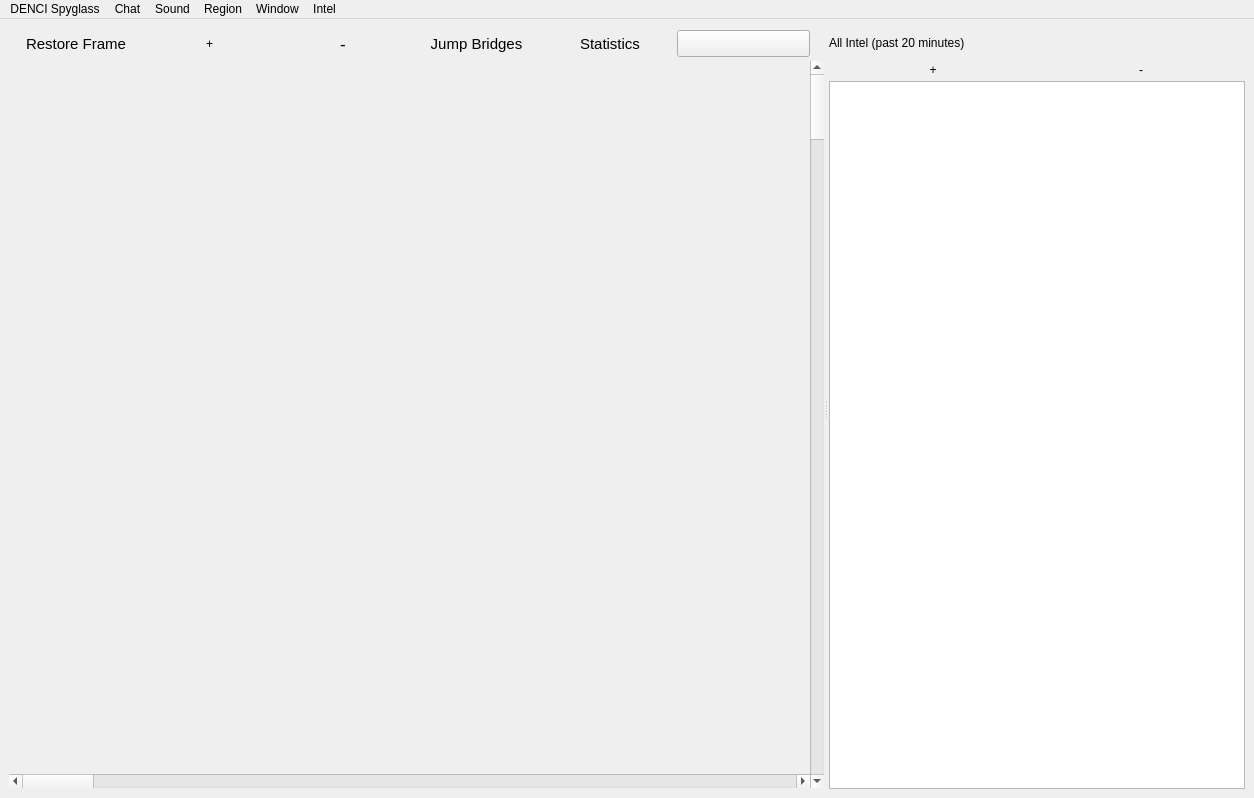
Above: src/vi/ui/MainWindow.ui from jkey-67/spyglass before the change. Below: the same form after it.
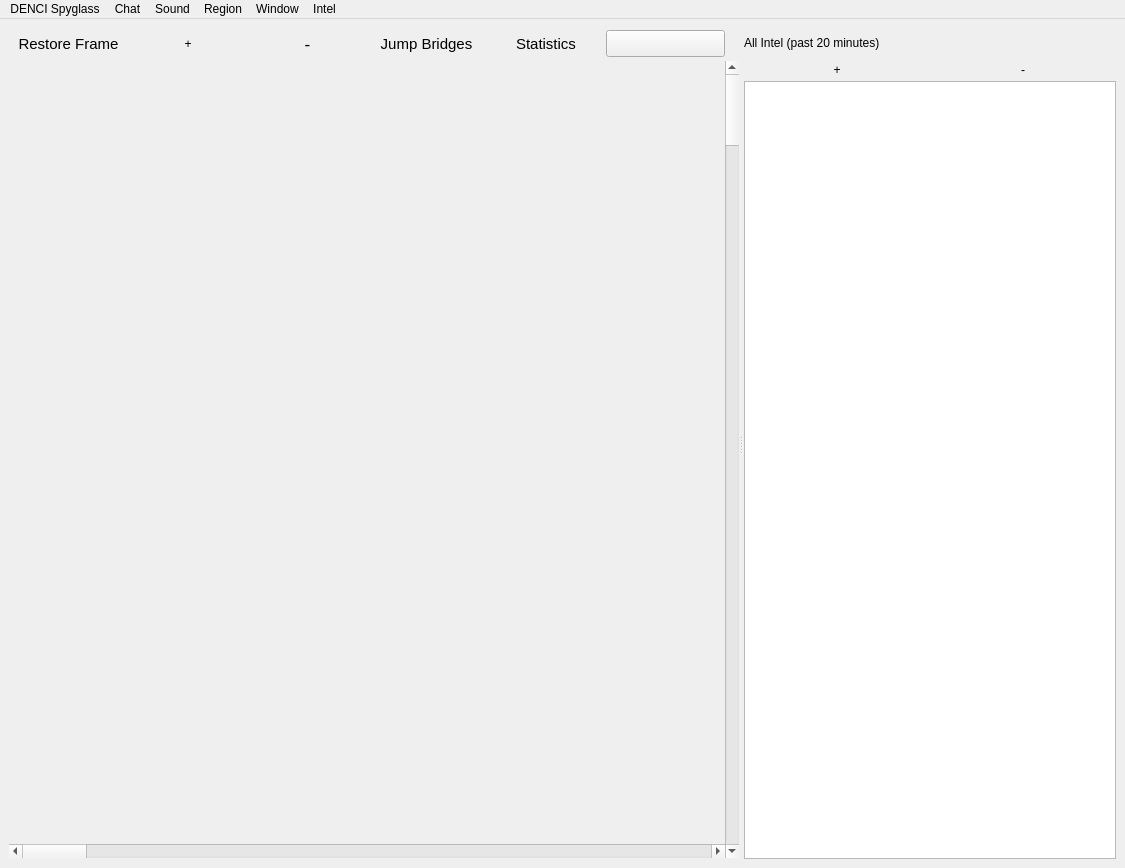
That is the form after the change. Icons and pictures are not drawn. Custom widgets are drawn as their Qt base class.

Commit message: -for the api char, the auto change region now looks for the system in the current map first -map zoom can now be inverted close #8 -for the api char, the new changed system is centered on the map close #9

The edit to the form file:
```diff
--- a/src/vi/ui/MainWindow.ui
+++ b/src/vi/ui/MainWindow.ui
@@ -6,8 +6,8 @@
    <rect>
     <x>0</x>
     <y>0</y>
-    <width>1254</width>
-    <height>798</height>
+    <width>1125</width>
+    <height>868</height>
    </rect>
   </property>
   <property name="windowTitle">
@@ -18,7 +18,7 @@
   </property>
   <widget class="QWidget" name="centralwidget">
    <layout class="QGridLayout" name="gridLayout_2">
-    <item row="0" column="1">
+    <item row="0" column="0">
      <widget class="QSplitter" name="splitter">
       <property name="orientation">
        <enum>Qt::Horizontal</enum>
@@ -432,7 +432,7 @@
     <rect>
      <x>0</x>
      <y>0</y>
-     <width>1254</width>
+     <width>1125</width>
      <height>24</height>
     </rect>
    </property>
```
Left out of the diff: 47 changed lines with no effect on the pictures. The commit also changes 2 other files.
